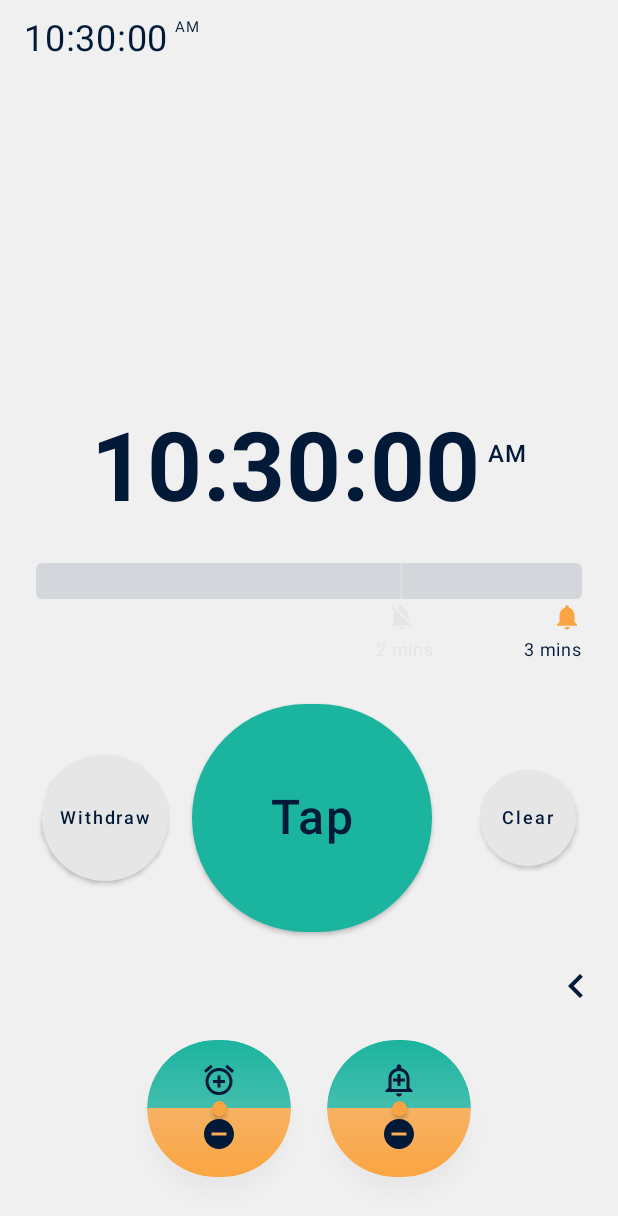
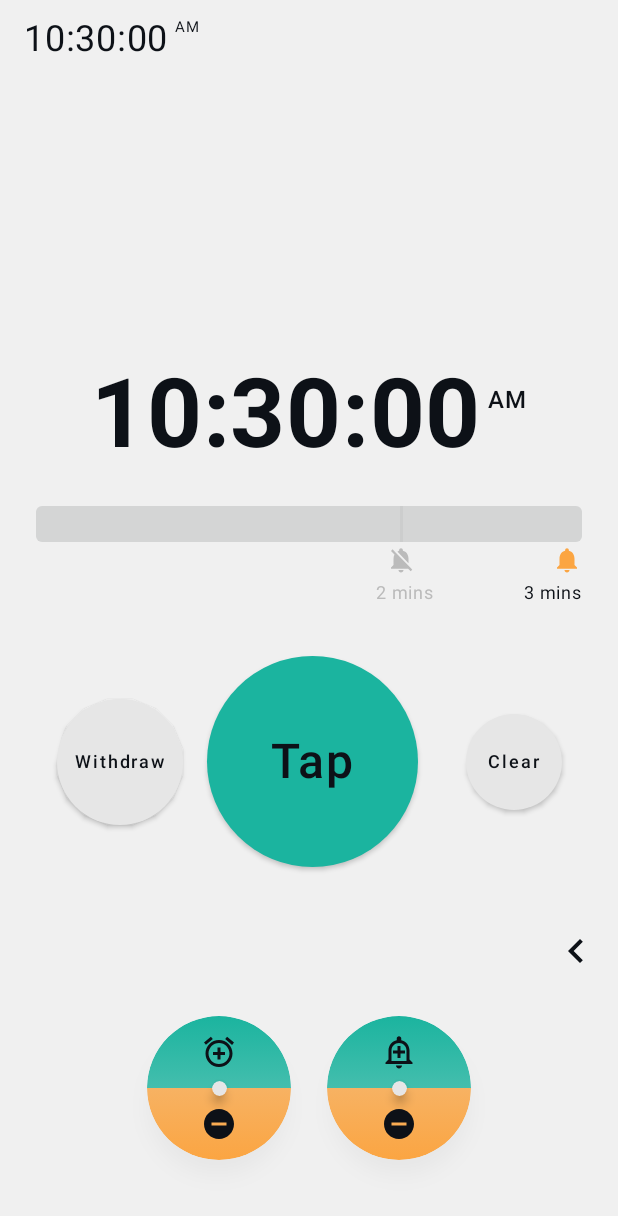
Before and after one commit to hongwei-bai/kmp-exercise-timer, an Android app built with Jetpack Compose: the screen it shows after launch (MainActivity), after a tap on "Tap", on a phone screen of 412 x 824 dp. Shown: the top 1216 px of the screen. Run offline under Robolectric (Android 15) with nearby library versions, the phone set to English and light mode, and no system bars; libraries missing offline, so code that uses them is left out: app.cash.sqldelight; 3 statements that could not run were skipped.

Commit message:
v1.0.3 Minor improvements - circle buttons small screen adapts + color adjustments

```diff
--- a/composeApp/build.gradle.kts
+++ b/composeApp/build.gradle.kts
@@ -83,8 +83,8 @@ android {
         applicationId = "com.mikeapp.timer"
         minSdk = libs.versions.android.minSdk.get().toInt()
         targetSdk = libs.versions.android.targetSdk.get().toInt()
-        versionCode = 10002
-        versionName = "1.0.2"
+        versionCode = 10003
+        versionName = "1.0.3"
     }
     packaging {
         resources {
@@ -97,7 +97,6 @@ android {
             versionNameSuffix = "-debug"
         }
         release {
-            applicationIdSuffix = ".release"
             isMinifyEnabled = false
             proguardFiles(
                 getDefaultProguardFile("proguard-android-optimize.txt"),
--- a/composeApp/src/androidMain/AndroidManifest.xml
+++ b/composeApp/src/androidMain/AndroidManifest.xml
@@ -3,8 +3,9 @@
 
     <uses-permission android:name="android.permission.POST_NOTIFICATIONS"/>
     <uses-permission android:name="android.permission.SCHEDULE_EXACT_ALARM"/>
+    <uses-permission android:name="${applicationId}.permission.TRIGGER_ALARM" />
     <permission
-            android:name="com.mikeapp.timer.permission.TRIGGER_ALARM"
+            android:name="${applicationId}.permission.TRIGGER_ALARM"
             android:protectionLevel="normal"/>
     <application
         android:name=".AndroidApplication"
@@ -16,6 +17,7 @@
         android:theme="@android:style/Theme.Material.Light.NoActionBar">
         <activity
             android:exported="true"
+            android:screenOrientation="portrait"
             android:configChanges="orientation|screenSize|screenLayout|keyboardHidden|mnc|colorMode|density|fontScale|fontWeightAdjustment|keyboard|layoutDirection|locale|mcc|navigation|smallestScreenSize|touchscreen|uiMode"
             android:name=".MainActivity">
             <intent-filter>
@@ -27,7 +29,7 @@
         <receiver
                 android:name=".alarm.AlarmReceiver"
                 android:exported="true"
-                android:permission="com.mikeapp.timer.permission.TRIGGER_ALARM"/>
+                android:permission="${applicationId}.permission.TRIGGER_ALARM"/>
     </application>
 
 </manifest>
--- a/composeApp/src/commonMain/kotlin/com/mikeapp/timer/ui/HomeScreen.kt
+++ b/composeApp/src/commonMain/kotlin/com/mikeapp/timer/ui/HomeScreen.kt
@@ -15,8 +15,10 @@ import com.mikeapp.timer.ui.component.*
 import com.mikeapp.timer.ui.util.MS_PER_MINUTE
 import com.mikeapp.timer.ui.util.getCurrentTimeLong
 import kotlinx.coroutines.delay
+import org.jetbrains.compose.ui.tooling.preview.Preview
 import org.koin.mp.KoinPlatform.getKoin
 
+@Preview
 @OptIn(ExperimentalLayoutApi::class)
 @Composable
 fun HomeScreen() {
@@ -270,7 +272,6 @@ fun HomeScreen() {
 
     Column(
         horizontalAlignment = Alignment.CenterHorizontally,
-        verticalArrangement = Arrangement.Center,
         modifier = Modifier.fillMaxSize()
     ) {
         Row(
@@ -297,16 +298,25 @@ fun HomeScreen() {
             }
         }
 
-        Column(
-            horizontalAlignment = Alignment.CenterHorizontally,
-            modifier = Modifier.fillMaxWidth()
-                .weight(HomeScreenConfig.homeScreenBottomButtonheightWeight)
+        Box(
+            modifier = Modifier
+                .fillMaxWidth()
+                .wrapContentHeight()
+                .padding(vertical = 12.dp),
+            contentAlignment = Alignment.Center
         ) {
             BigTimerTile(
                 currentTimeLong = currentTimeLong,
-                modifier = Modifier.weight(0.2f)
             )
+        }
 
+        Column(
+            horizontalAlignment = Alignment.CenterHorizontally,
+            verticalArrangement = Arrangement.Top,
+            modifier = Modifier.fillMaxWidth()
+                .wrapContentHeight()
+                .weight(HomeScreenConfig.homeScreenBottomButtonHeightWeight)
+        ) {
             if (timeRecords.isNotEmpty()) {
                 TimerProgressBar(
                     totalDuration = progressBarMaxMinute.intValue * 60 * 1000L,
@@ -340,22 +350,23 @@ fun HomeScreen() {
                     }
                 },
                 onClearClick = { showClearConfirmationDialog = true },
-                modifier = Modifier.weight(0.4f)
+                modifier = Modifier.weight(0.4f).wrapContentHeight()
             )
 
-            Spacer(modifier = Modifier.weight(0.02f))
+            Spacer(modifier = Modifier.weight(0.01f))
 
             // reps buttons
             RepsButtonGroup(
                 modifier = Modifier.fillMaxWidth()
                     .padding(horizontal = 12.dp)
+                    .wrapContentHeight()
                     .weight(0.15f),
                 onCustomisedRepButtonClick = { showInputDialog = true }
             ) {
                 reps.add(it.toLong())
             }
 
-            Spacer(modifier = Modifier.weight(0.02f))
+            Spacer(modifier = Modifier.weight(0.01f))
 
             //settings buttons
             Row(
@@ -363,8 +374,10 @@ fun HomeScreen() {
                 horizontalArrangement = Arrangement.Center,
                 modifier = Modifier.fillMaxWidth()
                     .padding(horizontal = 8.dp)
+                    .wrapContentHeight()
                     .weight(0.24f)
             ) {
+                val buttonHeight = 96.dp
                 HalfCircleButtonPair(
                     topIcon = Icons.Outlined.AddAlarm,
                     bottomIcon = Icons.Outlined.RemoveCircle,
@@ -382,7 +395,10 @@ fun HomeScreen() {
                     },
                     onLongClick = {
                         showWarningInputDialog = true
-                    }
+                    },
+                    modifier = Modifier
+                        .height(buttonHeight)
+                        .aspectRatio(1f)
                 )
                 Spacer(modifier = Modifier.width(24.dp))
                 HalfCircleButtonPair(
@@ -403,11 +419,18 @@ fun HomeScreen() {
                     },
                     onLongClick = {
                         showAlarmInputDialog = true
-                    }
+                    },
+                    modifier = Modifier
+                        .height(buttonHeight)
+                        .aspectRatio(1f)
                 )
             }
         }
 
-        Spacer(modifier = Modifier.weight(0.05f))
+        Spacer(
+            modifier = Modifier
+                .weight(0.1f, fill = false)
+                .heightIn(min = 8.dp, max = 24.dp)
+        )
     }
 }
--- a/composeApp/src/commonMain/kotlin/com/mikeapp/timer/ui/HomeScreenConfig.kt
+++ b/composeApp/src/commonMain/kotlin/com/mikeapp/timer/ui/HomeScreenConfig.kt
@@ -1,8 +1,8 @@
 package com.mikeapp.timer.ui
 
 object HomeScreenConfig {
-    const val homeScreenTopRecordHeightWeight = 0.35f
-    const val homeScreenBottomButtonheightWeight = 0.65f
+    const val homeScreenTopRecordHeightWeight = 0.5f
+    const val homeScreenBottomButtonHeightWeight = 1f
 
     const val repRecordBubbleSizeDp = 48
 
--- a/composeApp/src/commonMain/kotlin/com/mikeapp/timer/ui/component/BigTapButtonGroup.kt
+++ b/composeApp/src/commonMain/kotlin/com/mikeapp/timer/ui/component/BigTapButtonGroup.kt
@@ -11,7 +11,9 @@ import androidx.compose.ui.Alignment
 import androidx.compose.ui.Modifier
 import androidx.compose.ui.unit.dp
 import androidx.compose.ui.unit.sp
+import org.jetbrains.compose.ui.tooling.preview.Preview
 
+@Preview
 @Composable
 fun BigTapButtonGroup(
     onTapClick: () -> Unit,
@@ -43,7 +45,10 @@ fun BigTapButtonGroup(
                 onTapClick.invoke()
             },
             shape = CircleShape,
-            modifier = Modifier.size(160.dp),
+            modifier = Modifier
+                .fillMaxWidth(0.45f)
+                .aspectRatio(1f)
+                .sizeIn(minWidth = 120.dp, minHeight = 120.dp, maxWidth = 160.dp, maxHeight = 160.dp),
             contentPadding = PaddingValues(0.dp),
             colors = ButtonDefaults.buttonColors(backgroundColor = MaterialTheme.colors.primary) // Material 2 primary color
         ) {
--- a/composeApp/src/commonMain/kotlin/com/mikeapp/timer/ui/component/HalfCircleButtonPair.kt
+++ b/composeApp/src/commonMain/kotlin/com/mikeapp/timer/ui/component/HalfCircleButtonPair.kt
@@ -72,7 +72,10 @@ fun HalfCircleButtonPair(
     )
 
     Box(
-        modifier = modifier.size(diameter),
+        modifier = modifier
+            .fillMaxWidth(0.3f) // or any fraction that fits your layout
+            .aspectRatio(1f)
+            .sizeIn(minWidth = 64.dp, minHeight = 64.dp, maxWidth = diameter, maxHeight = diameter),
         contentAlignment = Alignment.Center
     ) {
         Box(
@@ -132,7 +135,7 @@ fun HalfCircleButtonPair(
                     Column(
                         horizontalAlignment = Alignment.CenterHorizontally,
                         verticalArrangement = Arrangement.Center,
-                        modifier = Modifier.padding(top = 8.dp)
+                        modifier = Modifier.padding(top = 4.dp)
                     ) {
                         Icon(
                             imageVector = topIcon,
@@ -140,6 +143,7 @@ fun HalfCircleButtonPair(
                             tint = MaterialTheme.colors.onPrimary,
                             modifier = Modifier.size(24.dp)
                         )
+                        Spacer(modifier = Modifier.height(4.dp))
                     }
                 }
 
@@ -164,7 +168,7 @@ fun HalfCircleButtonPair(
                                     val released = try {
                                         // Wait for release or cancellation
                                         val success = tryAwaitRelease()
-                                        val pressDuration =Clock.System.now().toEpochMilliseconds() - pressStartTime
+                                        val pressDuration = Clock.System.now().toEpochMilliseconds() - pressStartTime
 
                                         if (!longClickFired && pressDuration < 1000) {
                                             // Only act if longClick hasn't already fired
@@ -187,33 +191,35 @@ fun HalfCircleButtonPair(
                     Column(
                         horizontalAlignment = Alignment.CenterHorizontally,
                         verticalArrangement = Arrangement.Center,
-                        modifier = Modifier.padding(bottom = 8.dp)
+                        modifier = Modifier.padding(bottom = 4.dp)
                     ) {
+                        Spacer(modifier = Modifier.height(4.dp))
                         Icon(
                             imageVector = bottomIcon,
                             contentDescription = null,
                             tint = MaterialTheme.colors.onSecondary,
                             modifier = Modifier.size(24.dp)
                         )
-                        Spacer(modifier = Modifier.height(4.dp))
+                        Spacer(modifier = Modifier.height(0.dp))
                     }
                 }
             }
         }
 
+        val centralDotColor = MaterialTheme.colors.onError
         Box(
             modifier = Modifier
                 .size(10.dp)
-                .shadow(2.dp, CircleShape)
-                .background(MaterialTheme.colors.secondary, CircleShape)
+                .shadow(4.dp, CircleShape)
+                .background(centralDotColor, CircleShape)
                 .background(
                     brush = Brush.radialGradient(
                         colors = listOf(
-                            MaterialTheme.colors.secondary.copy(alpha = 0.7f),
-                            MaterialTheme.colors.secondary.copy(alpha = 0.5f),
-                            MaterialTheme.colors.secondary.copy(alpha = 0.3f),
-                            MaterialTheme.colors.secondary.copy(alpha = 0.1f),
-                            MaterialTheme.colors.secondary.copy(alpha = 0.01f)
+                            centralDotColor.copy(alpha = 0.7f),
+                            centralDotColor.copy(alpha = 0.5f),
+                            centralDotColor.copy(alpha = 0.3f),
+                            centralDotColor.copy(alpha = 0.1f),
+                            centralDotColor.copy(alpha = 0.01f)
                         )
                     ),
                     shape = CircleShape
--- a/composeApp/src/commonMain/kotlin/com/mikeapp/timer/ui/component/RepsButtonGroup.kt
+++ b/composeApp/src/commonMain/kotlin/com/mikeapp/timer/ui/component/RepsButtonGroup.kt
@@ -38,7 +38,7 @@ fun RepsButtonGroup(
                     shape = CircleShape,
                     modifier = Modifier
                         .padding(horizontal = paddingBetweenReps.dp)
-                        .size(repsSizes[i].dp),
+                        .requiredSize(repsSizes[i].dp),
                     colors = ButtonDefaults.buttonColors(backgroundColor = MaterialTheme.colors.secondary),
                     contentPadding = PaddingValues(0.dp)
                 ) {
@@ -57,7 +57,7 @@ fun RepsButtonGroup(
                 shape = CircleShape,
                 modifier = Modifier
                     .padding(horizontal = paddingBetweenReps.dp)
-                    .size(repsButtonDiameter.dp),
+                    .requiredSize(repsButtonDiameter.dp),
                 colors = ButtonDefaults.buttonColors(backgroundColor = MaterialTheme.colors.secondary),
                 contentPadding = PaddingValues(0.dp)
             ) {
--- a/composeApp/src/commonMain/kotlin/com/mikeapp/timer/ui/component/TimerProgressBar.kt
+++ b/composeApp/src/commonMain/kotlin/com/mikeapp/timer/ui/component/TimerProgressBar.kt
@@ -63,13 +63,14 @@ fun TimerProgressBar(
         }
     }
     if (isDividerMuted) {
-        dividerColor = MaterialTheme.colors.surface.copy(alpha = 0.3f)
+        dividerColor = MaterialTheme.colors.error.copy(alpha = 0.3f)
     }
 
     BoxWithConstraints(
         modifier = modifier
             .fillMaxWidth()
-            .padding(horizontal = 24.dp, vertical = 24.dp)
+            .wrapContentHeight()
+            .padding(horizontal = 24.dp, vertical = 12.dp)
     ) {
         val barWidth = constraints.maxWidth.toFloat()
         val dividerPositionPx = barWidth * dividerMinute / totalMinutes
@@ -91,7 +92,7 @@ fun TimerProgressBar(
                 ) {
                     Text(
                         text = formatDurationFlexible(dividerMinute),
-                        color = if (isDividerMuted) MaterialTheme.colors.surface else textColor,
+                        color = if (isDividerMuted) MaterialTheme.colors.error else textColor,
                         fontSize = 12.sp,
                         modifier = Modifier
                             .absoluteOffset(x = dividerPositionDp - 16.dp)
@@ -141,7 +142,7 @@ fun TimerProgressBar(
                     Icon(
                         imageVector = if (isDividerMuted) Icons.Filled.NotificationsOff else Icons.Filled.Notifications,
                         contentDescription = "Divider Alarm",
-                        tint = if (isDividerMuted) MaterialTheme.colors.surface else progressColor
+                        tint = if (isDividerMuted) MaterialTheme.colors.error else progressColor
                     )
                 }
 
@@ -156,7 +157,7 @@ fun TimerProgressBar(
                     Icon(
                         imageVector = if (isEndMuted) Icons.Filled.NotificationsOff else Icons.Filled.Notifications,
                         contentDescription = "End Alarm",
-                        tint = if (isEndMuted) MaterialTheme.colors.surface else MaterialTheme.colors.secondary
+                        tint = if (isEndMuted) MaterialTheme.colors.error else MaterialTheme.colors.secondary
                     )
                 }
             }
@@ -169,7 +170,7 @@ fun TimerProgressBar(
                 if (!showAbove) {
                     Text(
                         text = if (showCompact) formatShortUnit(dividerMinute) else formatDurationFlexible(dividerMinute),
-                        color = if (isDividerMuted) MaterialTheme.colors.surface else textColor,
+                        color = if (isDividerMuted) MaterialTheme.colors.error else textColor,
                         fontSize = 12.sp,
                         modifier = Modifier
                             .absoluteOffset(x = dividerPositionDp - if (showCompact) 10.dp else 16.dp)
--- a/composeApp/src/commonMain/kotlin/com/mikeapp/timer/ui/theme/ColorPalette.kt
+++ b/composeApp/src/commonMain/kotlin/com/mikeapp/timer/ui/theme/ColorPalette.kt
@@ -6,7 +6,8 @@ val VividGreen = Color(0xFF1BB49F)
 val VividBlue = Color(0xFF2B69CC)
 val VividOrange = Color(0xFFFBA542)
 val VividPink = Color(0xFFD93A96)
-val VividBlack = Color(0xFF021938)
+val VividBlack = Color(0xFF0D1117)
 val VividWhite = Color(0xFFF0F0F0)
 val VividGrey = Color(0xFFE6E6E6)
-val VividDarkGrey = Color(0xFFCABDAC)
+val VividDarkGrey = Color(0xFFBBBBBB)
+val VividDarkerGrey = Color(0xFF666666)
--- a/composeApp/src/commonMain/kotlin/com/mikeapp/timer/ui/theme/Theme.kt
+++ b/composeApp/src/commonMain/kotlin/com/mikeapp/timer/ui/theme/Theme.kt
@@ -18,7 +18,7 @@ private val LightColors = lightColors(
     surface = VividGrey,
     onSurface = VividBlack,
     error = VividDarkGrey,
-    onError = VividBlack
+    onError = VividGrey
 )
 
 
@@ -31,10 +31,10 @@ private val DarkColors = darkColors(
     onSecondary = VividBlack,
     background = VividBlack,
     onBackground = VividWhite,
-    surface = VividBlue,
+    surface = VividDarkerGrey,
     onSurface = VividWhite,
-    error = VividDarkGrey,
-    onError = VividBlack
+    error = VividDarkerGrey,
+    onError = VividGrey
 )
 
 @Composable
```
